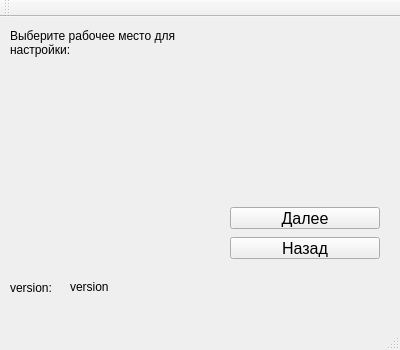
Qt form mst/mainwindow.ui (marcelo-tavares-ifsp/mst) before a commit.
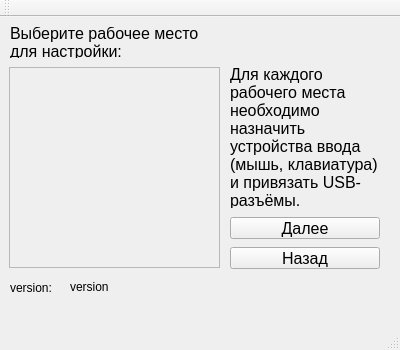
The same form after that commit. The open tabs and pages were chosen to show the change.

Diff of the .ui file:
```diff
--- a/mst/mainwindow.ui
+++ b/mst/mainwindow.ui
@@ -35,7 +35,7 @@
       <x>0</x>
       <y>0</y>
       <width>400</width>
-      <height>251</height>
+      <height>261</height>
      </rect>
     </property>
     <property name="currentIndex">
@@ -198,26 +198,11 @@
      </widget>
     </widget>
     <widget class="QWidget" name="page">
-     <widget class="QWidget" name="gridLayoutWidget">
-      <property name="geometry">
-       <rect>
-        <x>10</x>
-        <y>50</y>
-        <width>211</width>
-        <height>191</height>
-       </rect>
-      </property>
-      <layout class="QGridLayout" name="gridLayout">
-       <property name="spacing">
-        <number>2</number>
-       </property>
-      </layout>
-     </widget>
      <widget class="QPushButton" name="btn_next_3">
       <property name="geometry">
        <rect>
         <x>230</x>
-        <y>190</y>
+        <y>200</y>
         <width>150</width>
         <height>22</height>
        </rect>
@@ -238,7 +223,7 @@
       <property name="geometry">
        <rect>
         <x>230</x>
-        <y>220</y>
+        <y>230</y>
         <width>150</width>
         <height>22</height>
        </rect>
@@ -261,6 +246,11 @@
         <height>31</height>
        </rect>
       </property>
+      <property name="font">
+       <font>
+        <pointsize>12</pointsize>
+       </font>
+      </property>
       <property name="text">
        <string>Выберите рабочее место для настройки:</string>
       </property>
@@ -268,6 +258,58 @@
        <bool>true</bool>
       </property>
      </widget>
+     <widget class="QFrame" name="frame">
+      <property name="geometry">
+       <rect>
+        <x>9</x>
+        <y>50</y>
+        <width>211</width>
+        <height>201</height>
+       </rect>
+      </property>
+      <property name="frameShape">
+       <enum>QFrame::StyledPanel</enum>
+      </property>
+      <property name="frameShadow">
+       <enum>QFrame::Raised</enum>
+      </property>
+      <widget class="QWidget" name="gridLayoutWidget">
+       <property name="geometry">
+        <rect>
+         <x>10</x>
+         <y>10</y>
+         <width>191</width>
+         <height>181</height>
+        </rect>
+       </property>
+       <layout class="QGridLayout" name="gridLayout">
+        <property name="spacing">
+         <number>2</number>
+        </property>
+       </layout>
+      </widget>
+     </widget>
+     <widget class="QLabel" name="label_4">
+      <property name="geometry">
+       <rect>
+        <x>230</x>
+        <y>50</y>
+        <width>161</width>
+        <height>141</height>
+       </rect>
+      </property>
+      <property name="font">
+       <font>
+        <pointsize>12</pointsize>
+       </font>
+      </property>
+      <property name="text">
+       <string>Для каждого рабочего места необходимо назначить устройства ввода (мышь, клавиатура) и привязать USB-разъёмы.</string>
+      </property>
+      <property name="wordWrap">
+       <bool>true</bool>
+      </property>
+     </widget>
     </widget>
     <widget class="QWidget" name="page_2">
      <widget class="QWidget" name="gridLayoutWidget_3">
```
Left out of the diff: 49 changed lines with no effect on the pictures.
